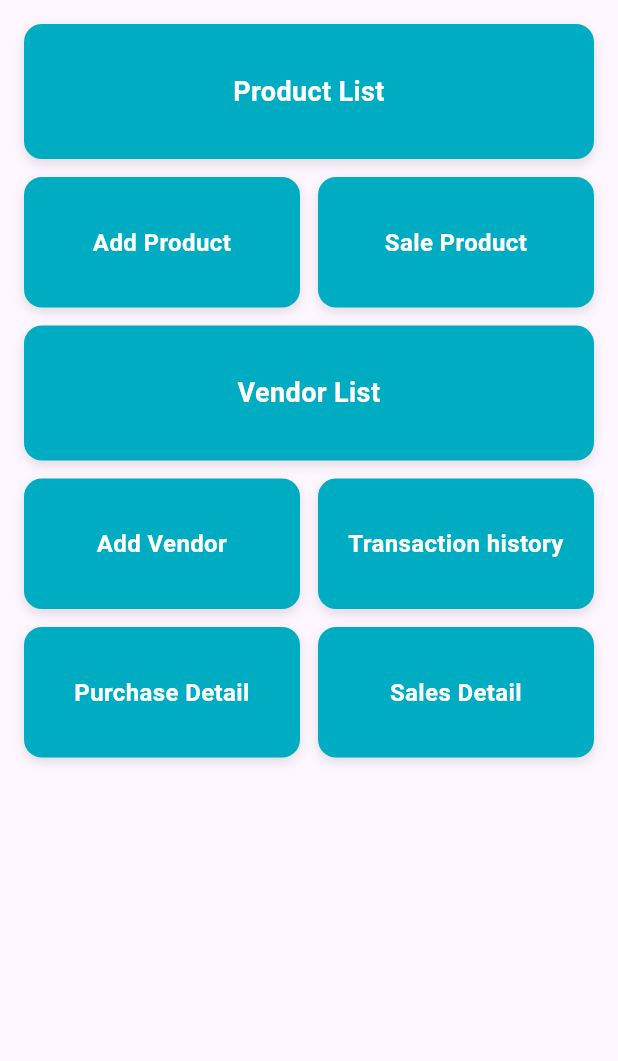
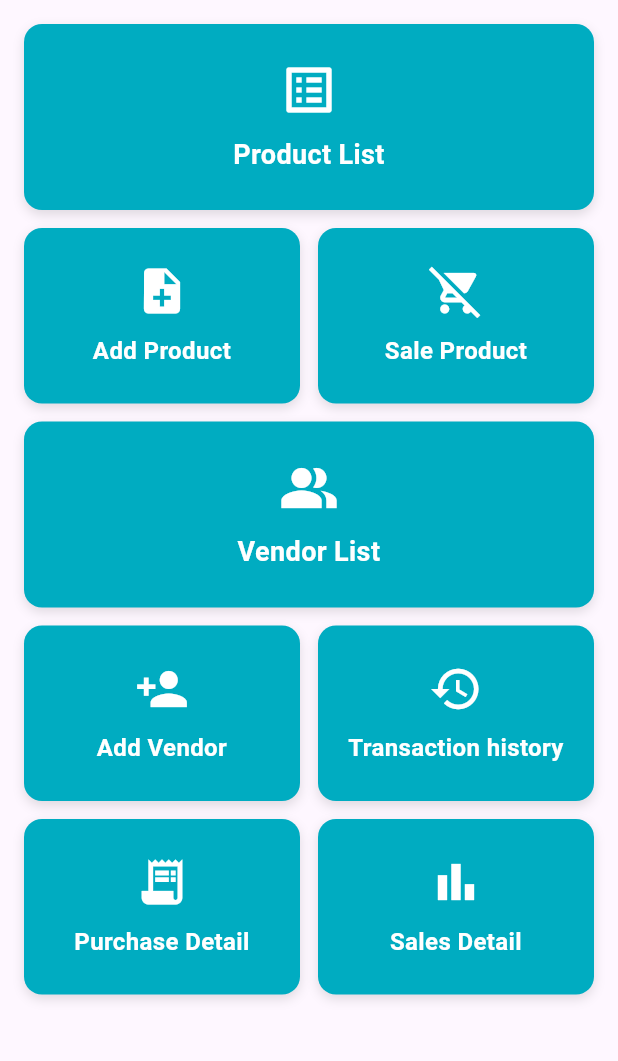
Before and after one commit to muhammadmuneebmanzoor/inventory_managment_system_app_dev_project, a Flutter app: the screen it shows after launch, on a phone screen of 412 x 824 dp, the part 84-1145 px from its top. Run offline on Flutter 3.47's test engine with Material 3 defaults, Android fonts, the phone set to English and light mode, and no system bars.

Commit message:
Updated Dashboard with Icons

```diff
--- a/lib/dashboard.dart
+++ b/lib/dashboard.dart
@@ -35,6 +35,7 @@ class DashboardPage extends StatelessWidget {
             children: [
               _buildDashboardCard(
                 title: 'Product List',
+                icon: Icons.list_alt,
                 isFullWidth: true,
                 onTap: () {},
               ),
@@ -44,6 +45,7 @@ class DashboardPage extends StatelessWidget {
                   Expanded(
                     child: _buildDashboardCard(
                       title: 'Add Product',
+                      icon: Icons.note_add,
                       onTap: () {},
                     ),
                   ),
@@ -51,6 +53,7 @@ class DashboardPage extends StatelessWidget {
                   Expanded(
                     child: _buildDashboardCard(
                       title: 'Sale Product',
+                      icon: Icons.remove_shopping_cart,
                       onTap: () {},
                     ),
                   ),
@@ -59,6 +62,7 @@ class DashboardPage extends StatelessWidget {
               const SizedBox(height: 12),
               _buildDashboardCard(
                 title: 'Vendor List',
+                icon: Icons.people_alt,
                 isFullWidth: true,
                 onTap: () {},
               ),
@@ -68,6 +72,7 @@ class DashboardPage extends StatelessWidget {
                   Expanded(
                     child: _buildDashboardCard(
                       title: 'Add Vendor',
+                      icon: Icons.person_add,
                       onTap: () {},
                     ),
                   ),
@@ -75,6 +80,7 @@ class DashboardPage extends StatelessWidget {
                   Expanded(
                     child: _buildDashboardCard(
                       title: 'Transaction history',
+                      icon: Icons.history,
                       onTap: () {},
                     ),
                   ),
@@ -86,6 +92,7 @@ class DashboardPage extends StatelessWidget {
                   Expanded(
                     child: _buildDashboardCard(
                       title: 'Purchase Detail',
+                      icon: Icons.receipt_long,
                       onTap: () {},
                     ),
                   ),
@@ -93,6 +100,7 @@ class DashboardPage extends StatelessWidget {
                   Expanded(
                     child: _buildDashboardCard(
                       title: 'Sales Detail',
+                      icon: Icons.bar_chart,
                       onTap: () {},
                     ),
                   ),
@@ -107,6 +115,7 @@ class DashboardPage extends StatelessWidget {
 
   Widget _buildDashboardCard({
     required String title,
+    required IconData icon,
     required VoidCallback onTap,
     bool isFullWidth = false,
   }) {
@@ -115,7 +124,7 @@ class DashboardPage extends StatelessWidget {
       borderRadius: BorderRadius.circular(12),
       child: Container(
         width: isFullWidth ? double.infinity : null,
-        padding: const EdgeInsets.symmetric(vertical: 32, horizontal: 16),
+        padding: const EdgeInsets.symmetric(vertical: 24, horizontal: 16),
         decoration: BoxDecoration(
           color: const Color(0xFF00ACC1),
           borderRadius: BorderRadius.circular(12),
@@ -127,8 +136,12 @@ class DashboardPage extends StatelessWidget {
             ),
           ],
         ),
-        child: Center(
-          child: Text(
+        child: Column(
+          mainAxisAlignment: MainAxisAlignment.center,
+          children: [
+            Icon(icon, size: isFullWidth ? 40 : 36, color: Colors.white),
+            const SizedBox(height: 10),
+            Text(
               title,
               textAlign: TextAlign.center,
               style: TextStyle(
@@ -137,6 +150,7 @@ class DashboardPage extends StatelessWidget {
                 fontWeight: FontWeight.bold,
               ),
             ),
+          ],
         ),
       ),
     );
```
Lines whose indentation alone changed are shown as unchanged.
